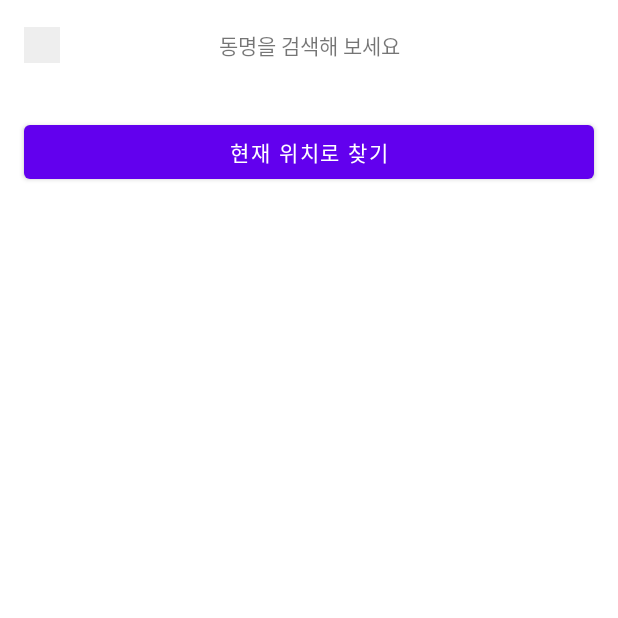
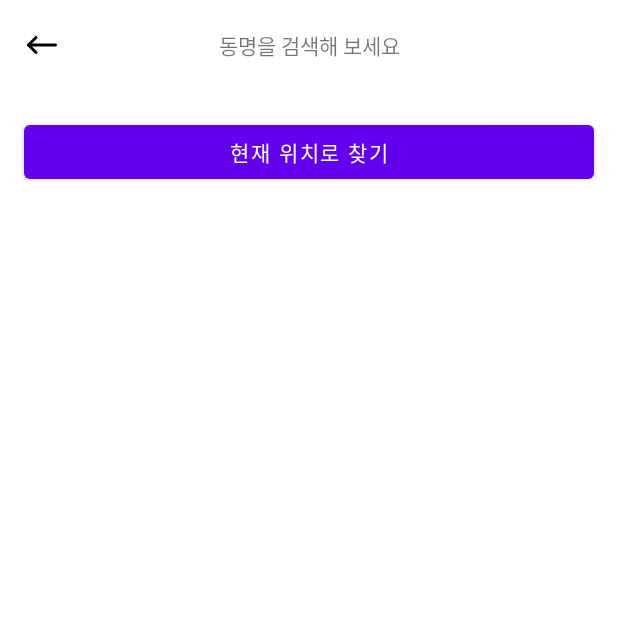
Before and after one commit to GwanakMT/sodosiAndroid, an Android app: the SearchLocationFragment screen opened through its navigation route, on a phone screen of 412 x 824 dp, the top half of it. Run offline under Robolectric (Android 15) with nearby library versions, the phone set to English and light mode, and no system bars.

Commit message:
뒤로가기 버튼 아이콘 추가

```diff
--- /dev/null
+++ b/app/src/main/res/drawable/ic_arrow_left.xml
@@ -0,0 +1,12 @@
+<vector xmlns:android="http://schemas.android.com/apk/res/android"
+    android:width="24dp"
+    android:height="24dp"
+    android:viewportWidth="24"
+    android:viewportHeight="24">
+  <path
+      android:pathData="M21,13C21.5523,13 22,12.5523 22,12C22,11.4477 21.5523,11 21,11V13ZM3,11C2.4477,11 2,11.4477 2,12C2,12.5523 2.4477,13 3,13L3,11ZM21,11L3,11L3,13L21,13V11Z"
+      android:fillColor="#000000"/>
+  <path
+      android:pathData="M7.2929,17.7071C7.6834,18.0976 8.3166,18.0976 8.7071,17.7071C9.0976,17.3166 9.0976,16.6834 8.7071,16.2929L7.2929,17.7071ZM3,12L2.2929,11.2929C1.9024,11.6834 1.9024,12.3166 2.2929,12.7071L3,12ZM8.7071,7.7071C9.0976,7.3166 9.0976,6.6834 8.7071,6.2929C8.3166,5.9024 7.6834,5.9024 7.2929,6.2929L8.7071,7.7071ZM8.7071,16.2929L3.7071,11.2929L2.2929,12.7071L7.2929,17.7071L8.7071,16.2929ZM3.7071,12.7071L8.7071,7.7071L7.2929,6.2929L2.2929,11.2929L3.7071,12.7071Z"
+      android:fillColor="#000000"/>
+</vector>
--- a/app/src/main/res/layout/activity_thread.xml
+++ b/app/src/main/res/layout/activity_thread.xml
@@ -11,7 +11,7 @@
         android:layout_width="@dimen/icon_width"
         android:layout_height="@dimen/icon_height"
         android:layout_marginStart="16dp"
-        android:background="#EEEEEE"
+        android:src="@drawable/ic_arrow_left"
         app:layout_constraintBottom_toTopOf="@id/topbar"
         app:layout_constraintStart_toStartOf="parent"
         app:layout_constraintTop_toTopOf="parent" />
--- a/app/src/main/res/layout/fragment_my_location.xml
+++ b/app/src/main/res/layout/fragment_my_location.xml
@@ -9,7 +9,7 @@
         android:layout_width="@dimen/icon_width"
         android:layout_height="@dimen/icon_height"
         android:layout_marginStart="16dp"
-        android:background="#EEEEEE"
+        android:src="@drawable/ic_arrow_left"
         app:layout_constraintBottom_toTopOf="@id/topbar"
         app:layout_constraintStart_toStartOf="parent"
         app:layout_constraintTop_toTopOf="parent" />
--- a/app/src/main/res/layout/fragment_search_location.xml
+++ b/app/src/main/res/layout/fragment_search_location.xml
@@ -9,7 +9,7 @@
         android:layout_width="@dimen/icon_width"
         android:layout_height="@dimen/icon_height"
         android:layout_marginStart="16dp"
-        android:background="#EEEEEE"
+        android:src="@drawable/ic_arrow_left"
         app:layout_constraintBottom_toTopOf="@id/topbar"
         app:layout_constraintStart_toStartOf="parent"
         app:layout_constraintTop_toTopOf="parent" />
--- a/app/src/main/res/layout/fragment_step2.xml
+++ b/app/src/main/res/layout/fragment_step2.xml
@@ -10,7 +10,7 @@
         android:layout_width="@dimen/icon_width"
         android:layout_height="@dimen/icon_height"
         android:layout_marginStart="16dp"
-        android:background="#EEEEEE"
+        android:src="@drawable/ic_arrow_left"
         app:layout_constraintBottom_toTopOf="@id/topbar"
         app:layout_constraintStart_toStartOf="parent"
         app:layout_constraintTop_toTopOf="parent" />
--- a/app/src/main/res/layout/fragment_step3.xml
+++ b/app/src/main/res/layout/fragment_step3.xml
@@ -10,7 +10,7 @@
         android:layout_width="@dimen/icon_width"
         android:layout_height="@dimen/icon_height"
         android:layout_marginStart="16dp"
-        android:background="#EEEEEE"
+        android:src="@drawable/ic_arrow_left"
         app:layout_constraintBottom_toTopOf="@id/topbar"
         app:layout_constraintStart_toStartOf="parent"
         app:layout_constraintTop_toTopOf="parent" />
--- a/app/src/main/res/layout/fragment_step4.xml
+++ b/app/src/main/res/layout/fragment_step4.xml
@@ -10,7 +10,7 @@
         android:layout_width="@dimen/icon_width"
         android:layout_height="@dimen/icon_height"
         android:layout_marginStart="16dp"
-        android:background="#EEEEEE"
+        android:src="@drawable/ic_arrow_left"
         app:layout_constraintBottom_toTopOf="@id/topbar"
         app:layout_constraintStart_toStartOf="parent"
         app:layout_constraintTop_toTopOf="parent" />
--- a/app/src/main/res/layout/fragment_step5.xml
+++ b/app/src/main/res/layout/fragment_step5.xml
@@ -10,7 +10,7 @@
         android:layout_width="@dimen/icon_width"
         android:layout_height="@dimen/icon_height"
         android:layout_marginStart="16dp"
-        android:background="#EEEEEE"
+        android:src="@drawable/ic_arrow_left"
         app:layout_constraintBottom_toTopOf="@id/topbar"
         app:layout_constraintStart_toStartOf="parent"
         app:layout_constraintTop_toTopOf="parent" />
--- a/app/src/main/res/layout/fragment_step6.xml
+++ b/app/src/main/res/layout/fragment_step6.xml
@@ -10,7 +10,7 @@
         android:layout_width="@dimen/icon_width"
         android:layout_height="@dimen/icon_height"
         android:layout_marginStart="16dp"
-        android:background="#EEEEEE"
+        android:src="@drawable/ic_arrow_left"
         app:layout_constraintBottom_toTopOf="@id/topbar"
         app:layout_constraintStart_toStartOf="parent"
         app:layout_constraintTop_toTopOf="parent" />
```
